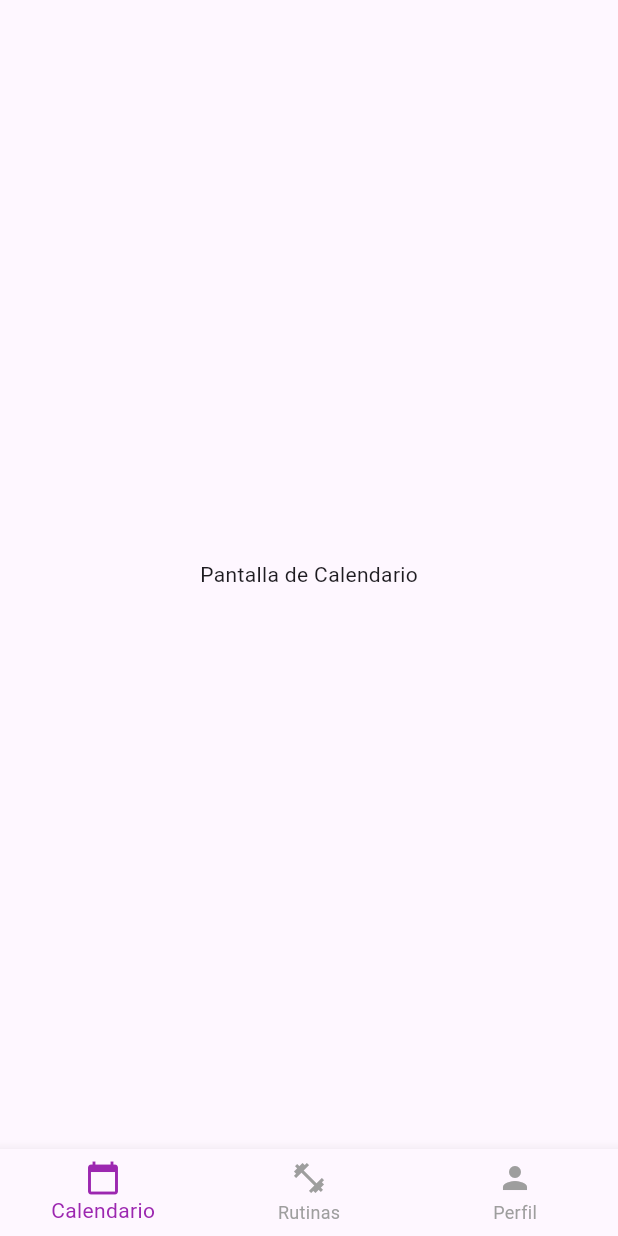
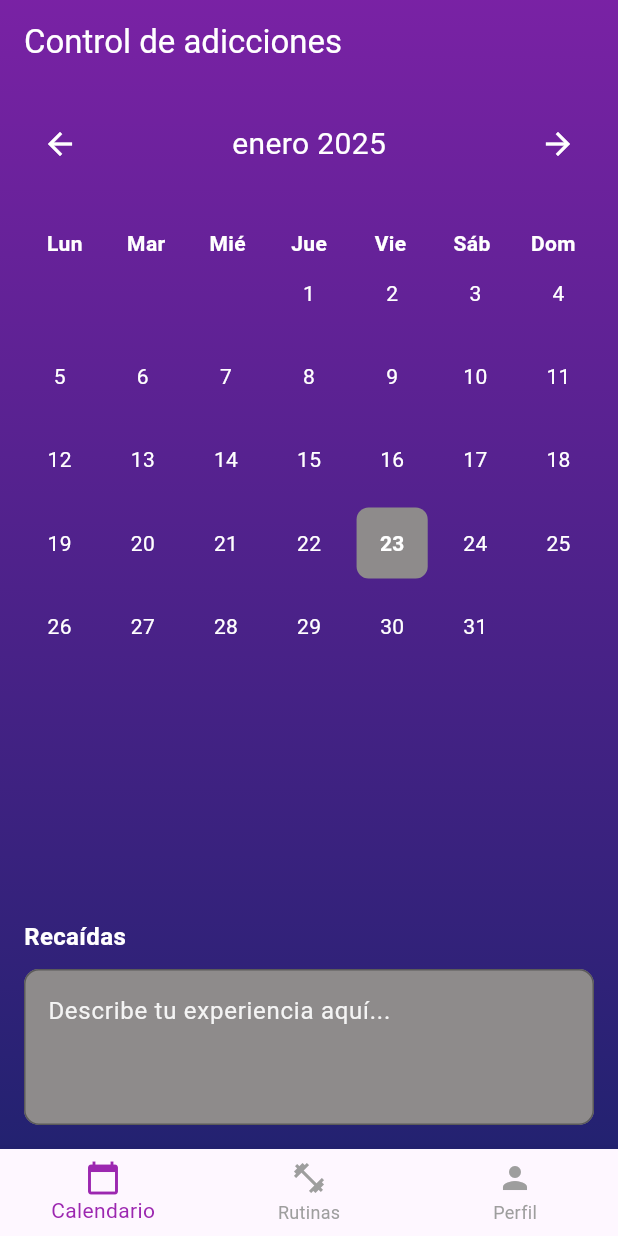
Before and after one commit to LascanoAldahir/BeSuperior, a Flutter app: the screen it shows after launch, on a phone screen of 412 x 824 dp. Run offline on Flutter 3.47's test engine with Material 3 defaults, Android fonts, the phone set to English and light mode, and no system bars.

Commit message:
pantalla calendario

```diff
--- a/besuperior/lib/main.dart
+++ b/besuperior/lib/main.dart
@@ -1,5 +1,6 @@
 import "package:flutter/material.dart";
 import './screens/perfil_screen.dart'; // Importación de PerfilScreen
+import './screens/calendario_screen.dart'; // Importación de CalendarioScreen
 
 void main() {
   runApp(const MyApp());
@@ -78,18 +79,6 @@ class _HomePageState extends State<HomePage> {
   }
 }
 
-// Pantalla de Calendario
-class CalendarioScreen extends StatelessWidget {
-  const CalendarioScreen({Key? key}) : super(key: key);
-
-  @override
-  Widget build(BuildContext context) {
-    return const Center(
-      child: Text('Pantalla de Calendario'), // Contenido vacío
-    );
-  }
-}
-
 // Pantalla de Rutinas
 class RutinasScreen extends StatelessWidget {
   const RutinasScreen({Key? key}) : super(key: key);
--- a/besuperior/lib/screens/calendario_screen.dart
+++ b/besuperior/lib/screens/calendario_screen.dart
@@ -0,0 +1,269 @@
+import 'package:flutter/material.dart';
+import 'package:intl/intl.dart';
+import 'package:intl/date_symbol_data_local.dart';
+
+class CalendarioScreen extends StatefulWidget {
+  const CalendarioScreen({Key? key}) : super(key: key);
+
+  @override
+  _CalendarioScreenState createState() => _CalendarioScreenState();
+}
+
+class _CalendarioScreenState extends State<CalendarioScreen> {
+  late DateTime _currentDate;
+  final TextEditingController _recaidaController = TextEditingController();
+  bool _localeInitialized = false;
+
+  @override
+  void initState() {
+    super.initState();
+    _currentDate = DateTime.now();
+    _initializeLocale();
+  }
+
+  Future<void> _initializeLocale() async {
+    await initializeDateFormatting('es', null);
+    setState(() {
+      _localeInitialized = true;
+    });
+  }
+
+  @override
+  void dispose() {
+    _recaidaController.dispose();
+    super.dispose();
+  }
+
+  int _daysInMonth(int year, int month) {
+    return DateTime(year, month + 1, 0).day;
+  }
+
+  void _changeMonth(int increment) {
+    setState(() {
+      _currentDate = DateTime(
+        _currentDate.year,
+        _currentDate.month + increment,
+      );
+    });
+  }
+
+  String _getMonthName(int month) {
+    if (!_localeInitialized) return '';
+    return DateFormat('MMMM', 'es').format(DateTime(2024, month));
+  }
+
+  @override
+  Widget build(BuildContext context) {
+    if (!_localeInitialized) {
+      return const Scaffold(
+        body: Center(
+          child: CircularProgressIndicator(
+            color: Colors.white,
+          ),
+        ),
+      );
+    }
+
+    return Container(
+      decoration: const BoxDecoration(
+        gradient: LinearGradient(
+          begin: Alignment.topCenter,
+          end: Alignment.bottomCenter,
+          colors: [
+            Color.fromARGB(220, 100, 0, 150),
+            Color.fromARGB(220, 0, 0, 90),
+          ],
+        ),
+      ),
+      child: Scaffold(
+        backgroundColor: Colors.transparent,
+        appBar: AppBar(
+          title: const Text('Control de adicciones',
+              style: TextStyle(color: Colors.white)),
+          backgroundColor: Colors.transparent,
+          elevation: 0,
+        ),
+        body: Column(
+          children: [
+            _buildMonthSelector(),
+            _buildCalendar(),
+            _buildRecaidasInput()
+          ],
+        ),
+      ),
+    );
+  }
+
+  Widget _buildMonthSelector() {
+    return Padding(
+      padding: const EdgeInsets.all(16.0),
+      child: Row(
+        mainAxisAlignment: MainAxisAlignment.spaceBetween,
+        children: [
+          IconButton(
+            icon: const Icon(Icons.arrow_back, color: Colors.white),
+            onPressed: () => _changeMonth(-1),
+          ),
+          Text(
+            '${_getMonthName(_currentDate.month)} ${_currentDate.year}',
+            style: const TextStyle(fontSize: 20, color: Colors.white),
+          ),
+          IconButton(
+            icon: const Icon(Icons.arrow_forward, color: Colors.white),
+            onPressed: () => _changeMonth(1),
+          ),
+        ],
+      ),
+    );
+  }
+
+  Widget _buildCalendar() {
+    final daysInMonth = _daysInMonth(_currentDate.year, _currentDate.month);
+    final firstDayOfWeek =
+        DateTime(_currentDate.year, _currentDate.month, 1).weekday % 7;
+
+    return Expanded(
+      child: Container(
+        padding: const EdgeInsets.all(16.0),
+        child: Column(
+          children: [
+            _buildWeekDaysHeader(),
+            Expanded(
+              child: GridView.builder(
+                gridDelegate: const SliverGridDelegateWithFixedCrossAxisCount(
+                  crossAxisCount: 7,
+                  mainAxisSpacing: 8.0,
+                  crossAxisSpacing: 8.0,
+                ),
+                itemCount: 42,
+                itemBuilder: (context, index) {
+                  if (index < firstDayOfWeek ||
+                      index >= firstDayOfWeek + daysInMonth) {
+                    return const SizedBox();
+                  }
+                  final day = index - firstDayOfWeek + 1;
+                  return _buildDayCell(day);
+                },
+              ),
+            ),
+          ],
+        ),
+      ),
+    );
+  }
+
+  Widget _buildWeekDaysHeader() {
+    final weekDays = ['Lun', 'Mar', 'Mié', 'Jue', 'Vie', 'Sáb', 'Dom'];
+    return Row(
+      mainAxisAlignment: MainAxisAlignment.spaceAround,
+      children: weekDays
+          .map((day) => Expanded(
+                child: Center(
+                  child: Text(
+                    day,
+                    style: const TextStyle(
+                      fontWeight: FontWeight.bold,
+                      color: Colors.white,
+                    ),
+                  ),
+                ),
+              ))
+          .toList(),
+    );
+  }
+
+  Widget _buildDayCell(int day) {
+    final isToday = DateTime.now().year == _currentDate.year &&
+        DateTime.now().month == _currentDate.month &&
+        DateTime.now().day == day;
+
+    return Container(
+      decoration: BoxDecoration(
+        border: Border.all(
+            color: const Color.fromARGB(255, 0, 0, 0).withOpacity(0.0)),
+        borderRadius: BorderRadius.circular(8),
+        color: isToday
+            ? const Color.fromARGB(255, 142, 139, 139).withOpacity(1)
+            : null,
+      ),
+      child: Center(
+        child: Text(
+          day.toString(),
+          style: TextStyle(
+            fontWeight: isToday ? FontWeight.bold : FontWeight.normal,
+            color: Colors.white,
+          ),
+        ),
+      ),
+    );
+  }
+
+  Widget _buildRecaidasInput() {
+    return Padding(
+      padding: const EdgeInsets.symmetric(horizontal: 16.0, vertical: 16.0),
+      child: Column(
+        crossAxisAlignment: CrossAxisAlignment.start,
+        children: [
+          const Text(
+            'Recaídas',
+            style: TextStyle(
+              fontSize: 16,
+              fontWeight: FontWeight.bold,
+              color: Colors.white,
+            ),
+          ),
+          const SizedBox(height: 10),
+          TextField(
+            controller: _recaidaController,
+            style: const TextStyle(color: Colors.white),
+            decoration: InputDecoration(
+              filled: true,
+              fillColor:
+                  const Color.fromARGB(255, 142, 139, 139).withOpacity(1),
+              hintText: "Describe tu experiencia aquí...",
+              hintStyle: TextStyle(
+                  color: const Color.fromARGB(255, 255, 255, 255)
+                      .withOpacity(0.9)),
+              border: OutlineInputBorder(
+                borderRadius: BorderRadius.circular(10),
+                borderSide:
+                    const BorderSide(color: Color.fromARGB(255, 142, 139, 139)),
+              ),
+              enabledBorder: OutlineInputBorder(
+                borderRadius: BorderRadius.circular(10),
+                borderSide:
+                    const BorderSide(color: Color.fromARGB(255, 91, 90, 90)),
+              ),
+              focusedBorder: OutlineInputBorder(
+                borderRadius: BorderRadius.circular(10),
+                borderSide: const BorderSide(
+                    color: Color.fromARGB(255, 0, 0, 0), width: 1),
+              ),
+            ),
+            maxLines: 3,
+          ),
+        ],
+      ),
+    );
+  }
+
+  Widget _buildRachasButton() {
+    return Padding(
+      padding: const EdgeInsets.all(16.0),
+      child: ElevatedButton.icon(
+        onPressed: () {
+          // Implementar la lógica de rachas aquí
+        },
+        icon: const Icon(Icons.timeline, color: Colors.white),
+        label: const Text('Ver Rachas', style: TextStyle(color: Colors.white)),
+        style: ElevatedButton.styleFrom(
+          backgroundColor: Colors.white.withOpacity(0.2),
+          padding: const EdgeInsets.symmetric(horizontal: 32, vertical: 16),
+          shape: RoundedRectangleBorder(
+            borderRadius: BorderRadius.circular(8),
+          ),
+        ),
+      ),
+    );
+  }
+}
--- a/besuperior/lib/screens/perfil_screen.dart
+++ b/besuperior/lib/screens/perfil_screen.dart
@@ -12,8 +12,8 @@ class PerfilScreen extends StatelessWidget {
             begin: Alignment.topCenter,
             end: Alignment.bottomCenter,
             colors: [
-              Color.fromARGB(255, 82, 0, 176),
-              Color.fromARGB(247, 32, 1, 37)
+              Color.fromARGB(220, 100, 0, 150),
+              Color.fromARGB(220, 0, 0, 90),
             ],
           ),
         ),
@@ -32,7 +32,7 @@ class PerfilScreen extends StatelessWidget {
               const SizedBox(height: 20),
               const CircleAvatar(
                 radius: 90,
-                backgroundImage: AssetImage('images/image.png'),
+                backgroundImage: AssetImage('./lib/images/image.png'),
               ),
               const SizedBox(height: 20),
               Padding(
--- a/besuperior/pubspec.yaml
+++ b/besuperior/pubspec.yaml
@@ -30,6 +30,7 @@ environment:
 dependencies:
   flutter:
     sdk: flutter
+  intl: ^0.18.0
 
   # The following adds the Cupertino Icons font to your application.
   # Use with the CupertinoIcons class for iOS style icons.
@@ -56,6 +57,8 @@ flutter:
   # included with your application, so that you can use the icons in
   # the material Icons class.
   uses-material-design: true
+  assets:
+    - lib/images/image.png
 
   # To add assets to your application, add an assets section, like this:
   # assets:
```
Also changed, not shown: besuperior/pubspec.lock.
